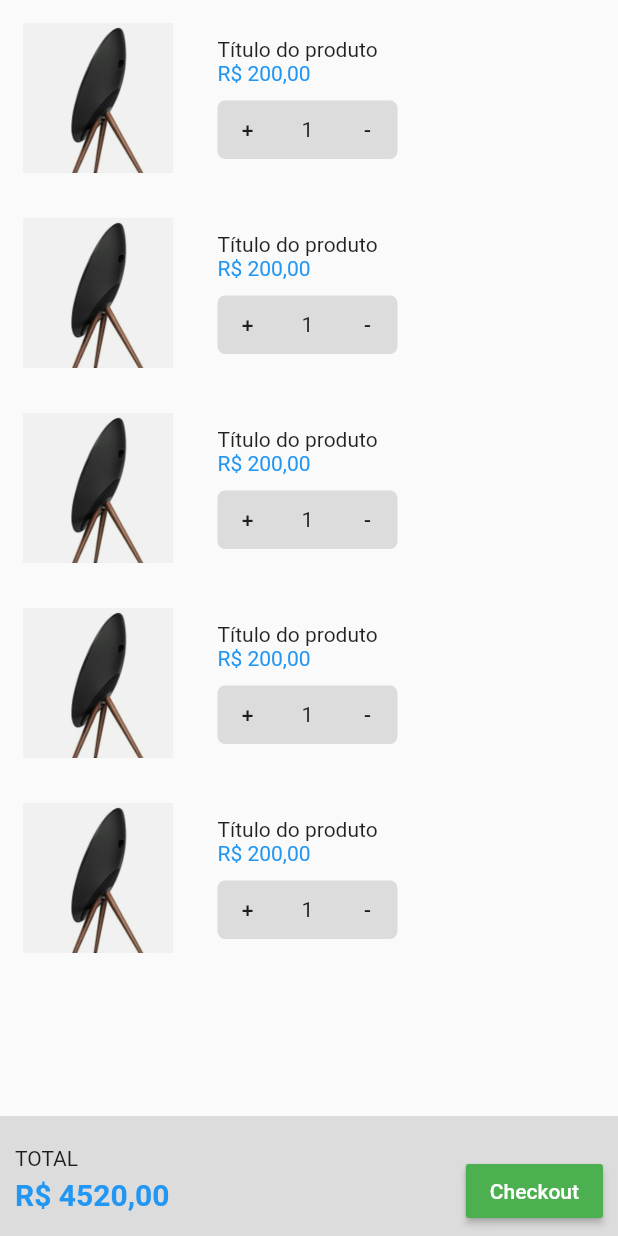
After one commit to Senhordim/shopfy, a Flutter app: the screen it shows after launch, after a tap on "Checkout", on a phone screen of 412 x 824 dp. The commit adds this screen. Run offline on Flutter 3.47's test engine with Material 2 defaults, Android fonts, the phone set to English and light mode, and no system bars.

Commit message:
updated product page and create cart page

```diff
--- a/lib/main.dart
+++ b/lib/main.dart
@@ -1,4 +1,5 @@
 import 'package:flutter/material.dart';
+import 'package:shopfy/pages/cart.page.dart';
 import 'package:shopfy/pages/login.page.dart';
 
 void main() => runApp(MyApp());
@@ -13,7 +14,7 @@ class MyApp extends StatelessWidget {
       theme: ThemeData(
         primarySwatch: Colors.blue,
       ),
-      home: LoginPage(),
+      home: CartPage(),
     );
   }
 }
--- /dev/null
+++ b/lib/pages/cart.page.dart
@@ -0,0 +1,124 @@
+import 'package:flutter/material.dart';
+
+class CartPage extends StatelessWidget {
+  @override
+  Widget build(BuildContext context) {
+    return Scaffold(
+      body: Column(
+        mainAxisAlignment: MainAxisAlignment.spaceBetween,
+        children: <Widget>[
+          Expanded(
+            child: Container(
+              child: productList(),
+            ),
+          ),
+          Container(
+            height: 80,
+            color: Colors.black12,
+            padding: EdgeInsets.only(top: 20, left: 10, right: 10),
+            child: Row(
+              mainAxisAlignment: MainAxisAlignment.spaceBetween,
+              children: <Widget>[
+                Column(
+                    crossAxisAlignment: CrossAxisAlignment.start,
+                    children: <Widget>[
+                      Text("TOTAL"),
+                      SizedBox(height: 5),
+                      Text(
+                        "R\$ 4520,00",
+                        style: TextStyle(
+                            color: Colors.blue,
+                            fontWeight: FontWeight.bold,
+                            fontSize: 20),
+                      )
+                    ]),
+                RaisedButton(
+                  onPressed: () {},
+                  color: Colors.green,
+                  child: Text(
+                    "Checkout",
+                    style: TextStyle(color: Colors.white),
+                  ),
+                )
+              ],
+            ),
+          ),
+        ],
+      ),
+    );
+  }
+}
+
+Widget productList() {
+  return ListView(
+    children: <Widget>[
+      productItem(),
+      productItem(),
+      productItem(),
+      productItem(),
+      productItem(),
+    ],
+  );
+}
+
+Widget productItem() {
+  return Container(
+    height: 120,
+    margin: EdgeInsets.all(5),
+    child: Row(
+      children: <Widget>[
+        Container(
+            width: 100,
+            height: 100,
+            margin: EdgeInsets.all(10),
+            child: Image.asset("assets/images/product-1.png",
+                fit: BoxFit.fitWidth)),
+        Padding(
+          padding: const EdgeInsets.only(top: 20, left: 20),
+          child: Column(
+            crossAxisAlignment: CrossAxisAlignment.start,
+            children: <Widget>[
+              Text("Título do produto"),
+              Text(
+                "R\$ 200,00",
+                style: TextStyle(color: Colors.blue),
+              ),
+              SizedBox(
+                height: 10,
+              ),
+              Container(
+                height: 39,
+                width: 120,
+                decoration: BoxDecoration(
+                    color: Colors.black12,
+                    borderRadius: BorderRadius.all(Radius.circular(5))),
+                child: Row(
+                  children: <Widget>[
+                    Container(
+                        width: 40,
+                        alignment: Alignment.center,
+                        child: FlatButton(
+                          child: Text("+"),
+                          onPressed: () {},
+                        )),
+                    Container(
+                        width: 40,
+                        alignment: Alignment.center,
+                        child: Text("1")),
+                    Container(
+                        width: 40,
+                        alignment: Alignment.center,
+                        child: FlatButton(
+                          child: Text("-"),
+                          onPressed: () {},
+                        )),
+                  ],
+                ),
+              )
+            ],
+          ),
+        )
+      ],
+    ),
+  );
+}
```
Also changed, not shown: lib/pages/home.page.dart (+21 -14 lines), lib/pages/product.page.dart (added, +43 -0 lines), pubspec.lock.
